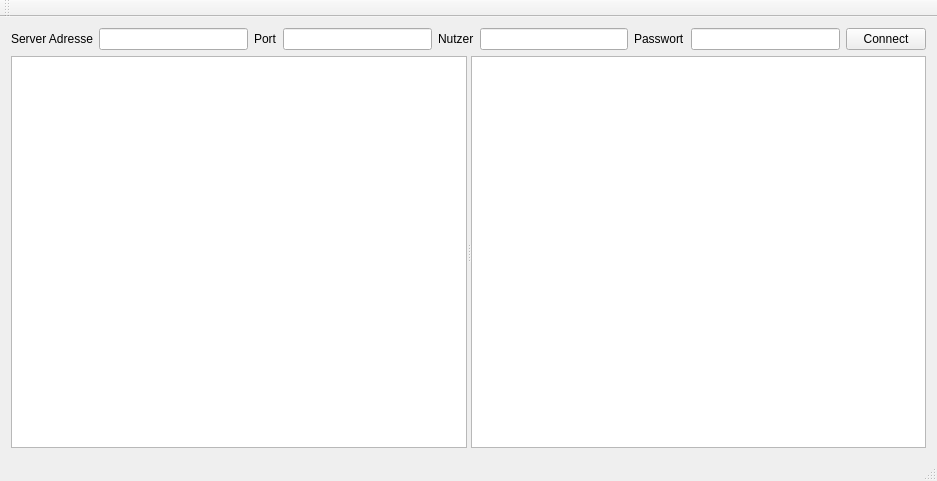
Qt form virshgui.ui (SteveCharleston/virsh-gui) before a commit.
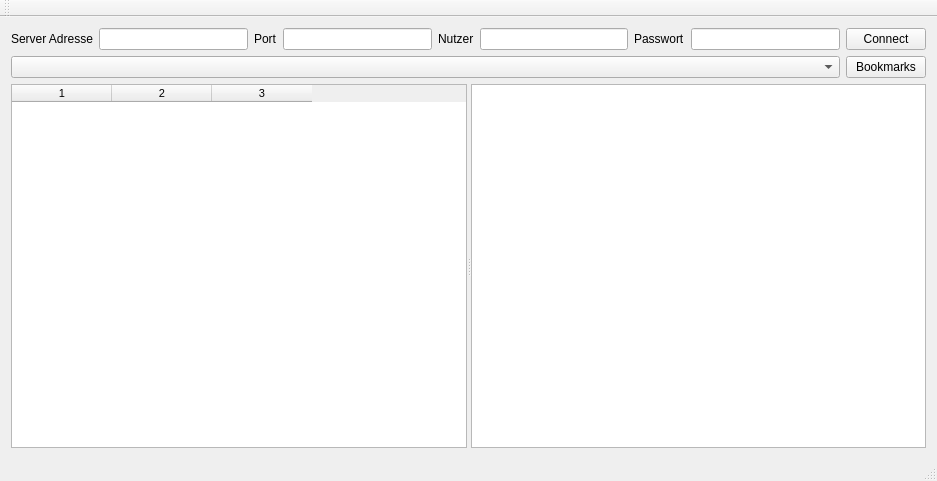
The same form after that commit.

Diff of the .ui file:
```diff
--- a/virshgui.ui
+++ b/virshgui.ui
@@ -70,6 +70,27 @@
       </item>
      </layout>
     </item>
+    <item>
+     <layout class="QHBoxLayout" name="horizontalLayout_2">
+      <item>
+       <widget class="QComboBox" name="bookmarList">
+        <property name="sizePolicy">
+         <sizepolicy hsizetype="Expanding" vsizetype="Fixed">
+          <horstretch>0</horstretch>
+          <verstretch>0</verstretch>
+         </sizepolicy>
+        </property>
+       </widget>
+      </item>
+      <item>
+       <widget class="QPushButton" name="manageBookmarks">
+        <property name="text">
+         <string>Bookmarks</string>
+        </property>
+       </widget>
+      </item>
+     </layout>
+    </item>
     <item>
      <widget class="QSplitter" name="splitter">
       <property name="sizePolicy">
@@ -81,22 +102,47 @@
       <property name="orientation">
        <enum>Qt::Horizontal</enum>
       </property>
-      <widget class="QTableView" name="vmListTable">
-       <property name="sizePolicy">
-        <sizepolicy hsizetype="Minimum" vsizetype="Minimum">
-         <horstretch>0</horstretch>
-         <verstretch>0</verstretch>
-        </sizepolicy>
+      <widget class="QTableWidget" name="vmListTable">
+       <property name="font">
+        <font>
+         <pointsize>8</pointsize>
+        </font>
        </property>
-      </widget>
-      <widget class="QTextBrowser" name="vmInfoText">
-       <property name="sizePolicy">
-        <sizepolicy hsizetype="Maximum" vsizetype="Expanding">
-         <horstretch>0</horstretch>
-         <verstretch>0</verstretch>
-        </sizepolicy>
+       <property name="editTriggers">
+        <set>QAbstractItemView::NoEditTriggers</set>
        </property>
+       <property name="tabKeyNavigation">
+        <bool>false</bool>
+       </property>
+       <property name="showDropIndicator" stdset="0">
+        <bool>true</bool>
+       </property>
+       <property name="gridStyle">
+        <enum>Qt::NoPen</enum>
+       </property>
+       <property name="sortingEnabled">
+        <bool>true</bool>
+       </property>
+       <property name="columnCount">
+        <number>3</number>
+       </property>
+       <attribute name="horizontalHeaderCascadingSectionResizes">
+        <bool>false</bool>
+       </attribute>
+       <attribute name="horizontalHeaderDefaultSectionSize">
+        <number>100</number>
+       </attribute>
+       <attribute name="horizontalHeaderHighlightSections">
+        <bool>false</bool>
+       </attribute>
+       <attribute name="horizontalHeaderShowSortIndicator" stdset="0">
+        <bool>true</bool>
+       </attribute>
+       <column/>
+       <column/>
+       <column/>
       </widget>
+      <widget class="QTextBrowser" name="vmInfoText"/>
      </widget>
     </item>
    </layout>
```
